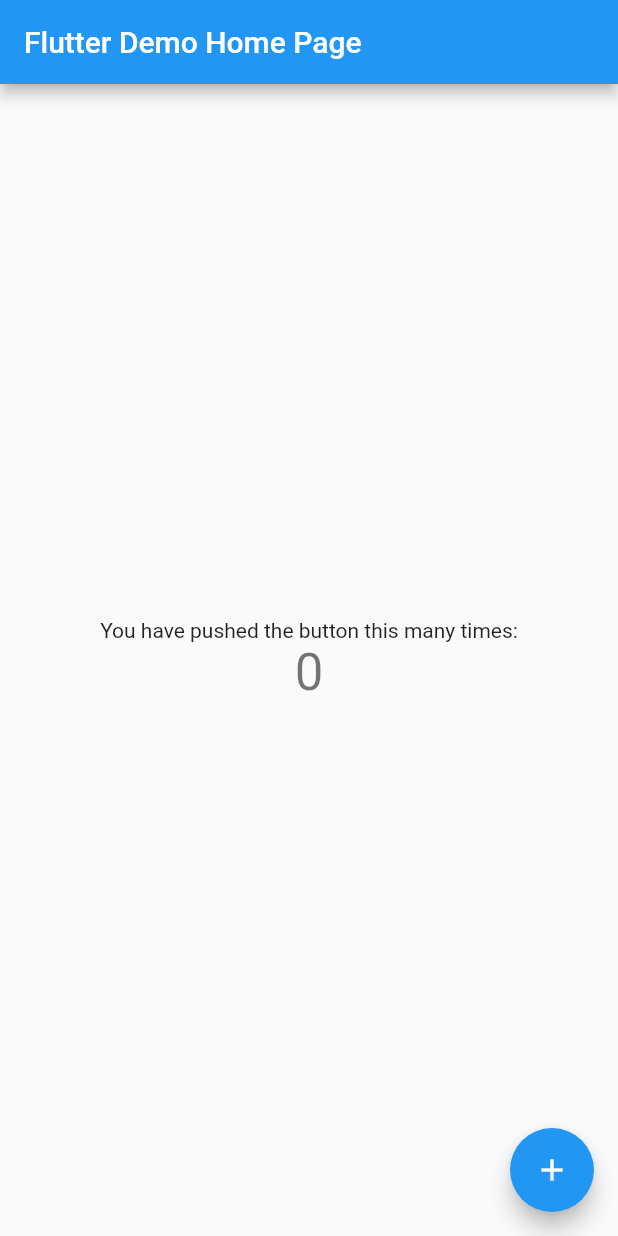
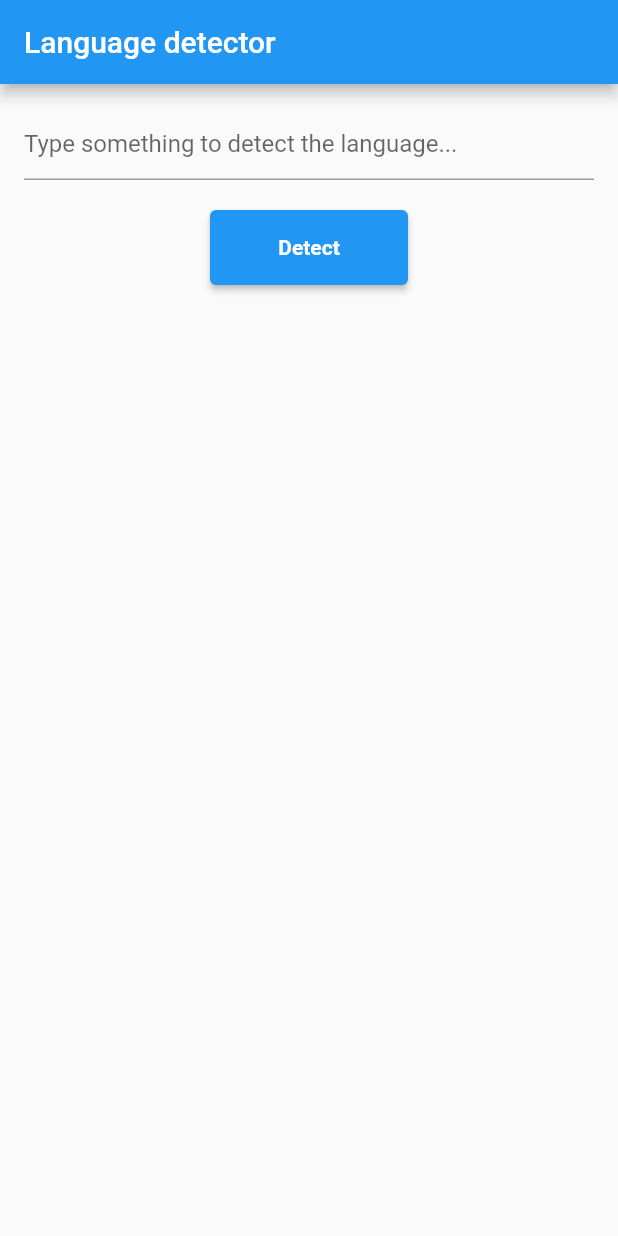
Before and after one commit to fhsbatista/language-detector, a Flutter app: the screen it shows after launch, on a phone screen of 412 x 824 dp. Run offline on Flutter 3.47's test engine with Material 2 defaults, Android fonts, the light colour scheme and no system bars; our stand-ins replace equatable, flutter_bloc.

Commit message:
basic implementation of layout and state management with bloc

```diff
--- /dev/null
+++ b/lib/cubit/detector_cubit.dart
@@ -0,0 +1,12 @@
+import 'package:flutter_bloc/flutter_bloc.dart';
+import 'package:language_detector/cubit/detector_state.dart';
+
+class DetectorCubit extends Cubit<DetectorState>{
+  DetectorCubit() : super(DetectorInitialState());
+
+  void onDetectClick(String text) async {
+    emit(DetectorLoadingState());
+    await Future.delayed(const Duration(seconds: 1));
+    emit(DetectorSuccessState(language: 'Spanish'));
+  }
+}
--- /dev/null
+++ b/lib/cubit/detector_state.dart
@@ -0,0 +1,33 @@
+import 'package:equatable/equatable.dart';
+
+abstract class DetectorState extends Equatable{}
+
+class DetectorInitialState extends DetectorState {
+  @override
+  List<Object?> get props => [];
+}
+
+class DetectorLoadingState extends DetectorState {
+  @override
+  List<Object?> get props => [];
+}
+
+class DetectorErrorState extends DetectorState {
+  final String error;
+
+
+  DetectorErrorState({required this.error});
+
+  @override
+  List<Object?> get props => [];
+
+}
+
+class DetectorSuccessState extends DetectorState {
+  final String language;
+
+  DetectorSuccessState({required this.language});
+
+  @override
+  List<Object?> get props => [language];
+}
--- /dev/null
+++ b/lib/detector_page.dart
@@ -0,0 +1,82 @@
+import 'package:flutter/material.dart';
+import 'package:flutter_bloc/flutter_bloc.dart';
+import 'package:language_detector/cubit/detector_cubit.dart';
+import 'package:language_detector/cubit/detector_state.dart';
+
+class DetectorPage extends StatefulWidget {
+  @override
+  _DetectorPageState createState() => _DetectorPageState();
+}
+
+class _DetectorPageState extends State<DetectorPage> {
+  final _fieldController = TextEditingController();
+
+  @override
+  void dispose() {
+    _fieldController.dispose();
+    super.dispose();
+  }
+
+  @override
+  Widget build(BuildContext context) {
+    return Scaffold(
+      appBar: AppBar(
+        title: Text('Language detector'),
+      ),
+      body: Padding(
+        padding: const EdgeInsets.all(16.0),
+        child: BlocBuilder<DetectorCubit, DetectorState>(
+          builder: (_, state) => Column(
+            children: [
+              TextField(
+                decoration: InputDecoration(
+                  hintText: 'Type something to detect the language...',
+                ),
+              ),
+              const SizedBox(
+                height: 20.0,
+              ),
+              Container(
+                height: 50.0,
+                child: ElevatedButton(
+                  onPressed: () {
+                    BlocProvider.of<DetectorCubit>(context).onDetectClick(
+                      _fieldController.text,
+                    );
+                  },
+                  child: Container(
+                    height: 50.0,
+                    width: 100,
+                    padding: const EdgeInsets.symmetric(
+                      horizontal: 10.0,
+                      vertical: 5.0,
+                    ),
+                    child: Center(
+                      child: state is DetectorLoadingState
+                          ? Container(
+                              height: 20.0,
+                              width: 20.0,
+                              child: CircularProgressIndicator(
+                                valueColor: AlwaysStoppedAnimation<Color>(
+                                  Colors.white,
+                                ),
+                              ),
+                            )
+                          : Text(
+                              'Detect',
+                              style: TextStyle(fontWeight: FontWeight.bold),
+                            ),
+                    ),
+                  ),
+                ),
+              ),
+              const SizedBox(height: 20),
+              if (state is DetectorSuccessState)
+                Text('The language detected is ${state.language}')
+            ],
+          ),
+        ),
+      ),
+    );
+  }
+}
--- a/lib/main.dart
+++ b/lib/main.dart
@@ -1,4 +1,7 @@
 import 'package:flutter/material.dart';
+import 'package:flutter_bloc/flutter_bloc.dart';
+import 'package:language_detector/cubit/detector_cubit.dart';
+import 'package:language_detector/detector_page.dart';
 
 void main() {
   runApp(MyApp());
@@ -8,59 +11,13 @@
   @override
   Widget build(BuildContext context) {
     return MaterialApp(
-      title: 'Flutter Demo',
+      title: 'Language Detector',
       theme: ThemeData(
         primarySwatch: Colors.blue,
       ),
-      home: MyHomePage(title: 'Flutter Demo Home Page'),
-    );
-  }
-}
-
-class MyHomePage extends StatefulWidget {
-  MyHomePage({Key key, this.title}) : super(key: key);
-
-
-
-  final String title;
-
-  @override
-  _MyHomePageState createState() => _MyHomePageState();
-}
-
-class _MyHomePageState extends State<MyHomePage> {
-  int _counter = 0;
-
-  void _incrementCounter() {
-    setState(() {
-      _counter++;
-    });
-  }
-
-  @override
-  Widget build(BuildContext context) {
-    return Scaffold(
-      appBar: AppBar(
-        title: Text(widget.title),
-      ),
-      body: Center(
-        child: Column(
-          mainAxisAlignment: MainAxisAlignment.center,
-          children: <Widget>[
-            Text(
-              'You have pushed the button this many times:',
-            ),
-            Text(
-              '$_counter',
-              style: Theme.of(context).textTheme.headline4,
-            ),
-          ],
-        ),
-      ),
-      floatingActionButton: FloatingActionButton(
-        onPressed: _incrementCounter,
-        tooltip: 'Increment',
-        child: Icon(Icons.add),
+      home: BlocProvider(
+        create: (_) => DetectorCubit(),
+        child: DetectorPage(),
       ),
     );
   }
--- a/pubspec.yaml
+++ b/pubspec.yaml
@@ -18,11 +18,13 @@
 version: 1.0.0+1
 
 environment:
-  sdk: ">=2.7.0 <3.0.0"
+  sdk: ">=2.12.0 <3.0.0"
 
 dependencies:
   flutter:
     sdk: flutter
+  flutter_bloc: ^7.0.0
+  equatable: ^2.0.0
 
 
   # The following adds the Cupertino Icons font to your application.
```
Also changed, not shown: pubspec.lock, 1 other file.
